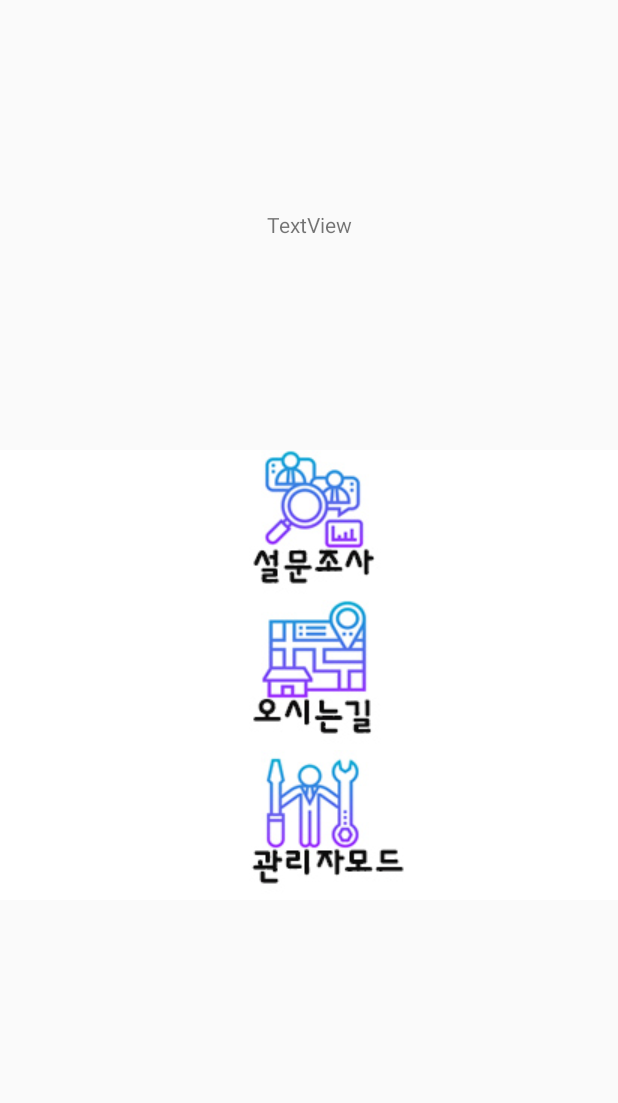
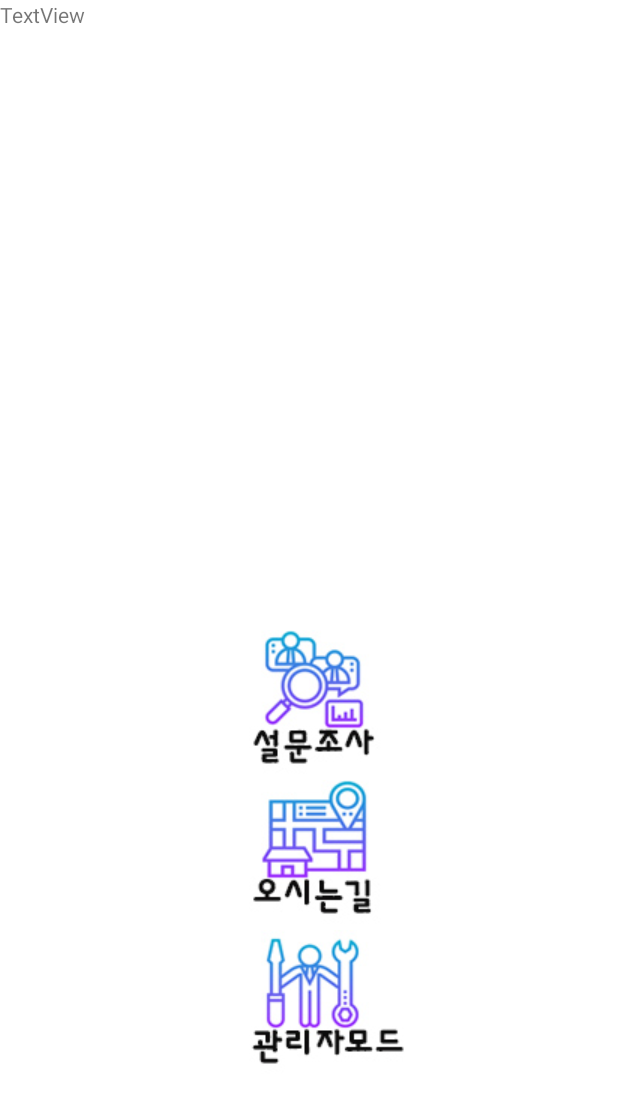
Before and after one commit to Hyeung-Seok-Jeon/Pilgrim, an Android app: the fragment HomeFragment shown on its own in the app's theme, on a phone screen of 412 x 824 dp. Shown: the top 1103 px of the screen. Run offline under Robolectric (Android 15) with nearby library versions, the phone set to English and light mode, and no system bars.

Commit message:
20191202 update2

```diff
--- a/app/src/main/java/com/example/pilgrim/MainActivity.java
+++ b/app/src/main/java/com/example/pilgrim/MainActivity.java
@@ -33,7 +33,7 @@ public class MainActivity extends AppCompatActivity {
     protected void onCreate(Bundle savedInstanceState) {
         super.onCreate(savedInstanceState);
         setContentView(R.layout.activity_main);
-        setRequestedOrientation(ActivityInfo.SCREEN_ORIENTATION_PORTRAIT);//정방향 세로로 완전히 고정,회전불가
+      //  setRequestedOrientation(ActivityInfo.SCREEN_ORIENTATION_PORTRAIT);//정방향 세로로 완전히 고정,회전불가
         Toolbar toolbar = findViewById(R.id.toolbar);
 
         setSupportActionBar(toolbar);
--- a/app/src/main/java/com/example/pilgrim/ui/home/HomeFragment.java
+++ b/app/src/main/java/com/example/pilgrim/ui/home/HomeFragment.java
@@ -26,7 +26,7 @@ public class HomeFragment extends Fragment {
                              ViewGroup container, Bundle savedInstanceState) {
 
         View root = inflater.inflate(R.layout.fragment_home, container, false);
-        final TextView textView = root.findViewById(R.id.txt_noti);
+
         ImageButton imgbtn_survey=root.findViewById(R.id.imgbtn_survey);
         ImageButton imgbtn_map=root.findViewById(R.id.imgbtn_map);
         ImageButton imgbtn_mannagerMode=root.findViewById(R.id.imgbtn_manager);
--- a/app/src/main/res/layout/fragment_home.xml
+++ b/app/src/main/res/layout/fragment_home.xml
@@ -3,31 +3,32 @@
     xmlns:app="http://schemas.android.com/apk/res-auto"
     xmlns:tools="http://schemas.android.com/tools"
     android:layout_width="match_parent"
-    android:layout_height="match_parent">
+    android:layout_height="match_parent"
+    android:background="@android:color/background_light">
 
-    <LinearLayout
+    <ScrollView
+        android:id="@+id/scrollView2"
         android:layout_width="match_parent"
-        android:layout_height="match_parent"
-        android:orientation="vertical"
-        app:layout_constraintBottom_toBottomOf="parent"
+        android:layout_height="420dp"
+        android:background="@android:color/background_light"
         app:layout_constraintEnd_toEndOf="parent"
         app:layout_constraintStart_toStartOf="parent"
         app:layout_constraintTop_toTopOf="parent">
 
         <TextView
-            android:id="@+id/txt_noti"
-            android:layout_width="200dp"
-            android:layout_height="300dp"
-            android:layout_gravity="center"
-            android:foregroundGravity="center"
-            android:gravity="center|center_horizontal"
+            android:id="@+id/textView5"
+            android:layout_width="match_parent"
+            android:layout_height="wrap_content"
             android:text="TextView" />
+    </ScrollView>
 
     <ImageButton
         android:id="@+id/imgbtn_survey"
         android:layout_width="match_parent"
         android:layout_height="wrap_content"
         android:background="@android:color/background_light"
+        app:layout_constraintStart_toStartOf="parent"
+        app:layout_constraintTop_toBottomOf="@+id/scrollView2"
         app:srcCompat="@drawable/btn_survey" />
 
     <ImageButton
@@ -35,6 +36,9 @@
         android:layout_width="match_parent"
         android:layout_height="wrap_content"
         android:background="@android:color/background_light"
+        app:layout_constraintEnd_toEndOf="parent"
+        app:layout_constraintStart_toStartOf="parent"
+        app:layout_constraintTop_toBottomOf="@+id/imgbtn_survey"
         app:srcCompat="@drawable/btn_map" />
 
     <ImageButton
@@ -42,6 +46,12 @@
         android:layout_width="match_parent"
         android:layout_height="wrap_content"
         android:background="@android:color/background_light"
+        app:layout_constraintBottom_toBottomOf="parent"
+        app:layout_constraintEnd_toEndOf="parent"
+        app:layout_constraintHorizontal_bias="0.0"
+        app:layout_constraintStart_toStartOf="parent"
+        app:layout_constraintTop_toBottomOf="@+id/imgbtn_map"
+        app:layout_constraintVertical_bias="0.0"
         app:srcCompat="@drawable/btn_managermoder" />
-    </LinearLayout>
+
 </androidx.constraintlayout.widget.ConstraintLayout>
```
Lines whose indentation alone changed are shown as unchanged.
